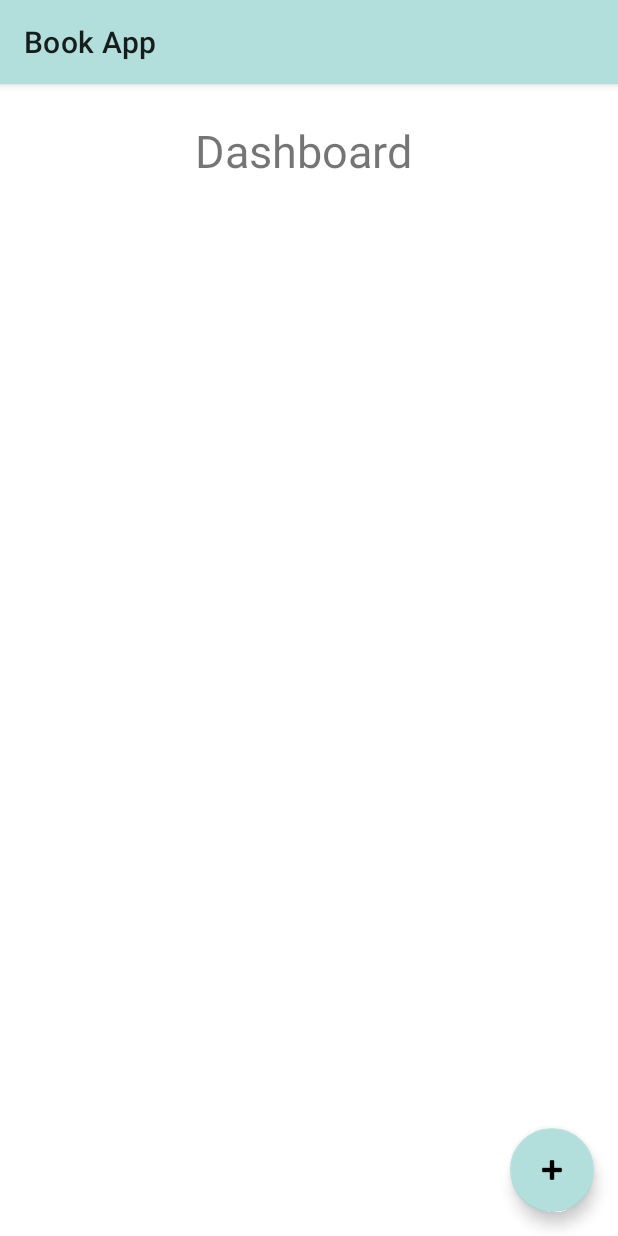
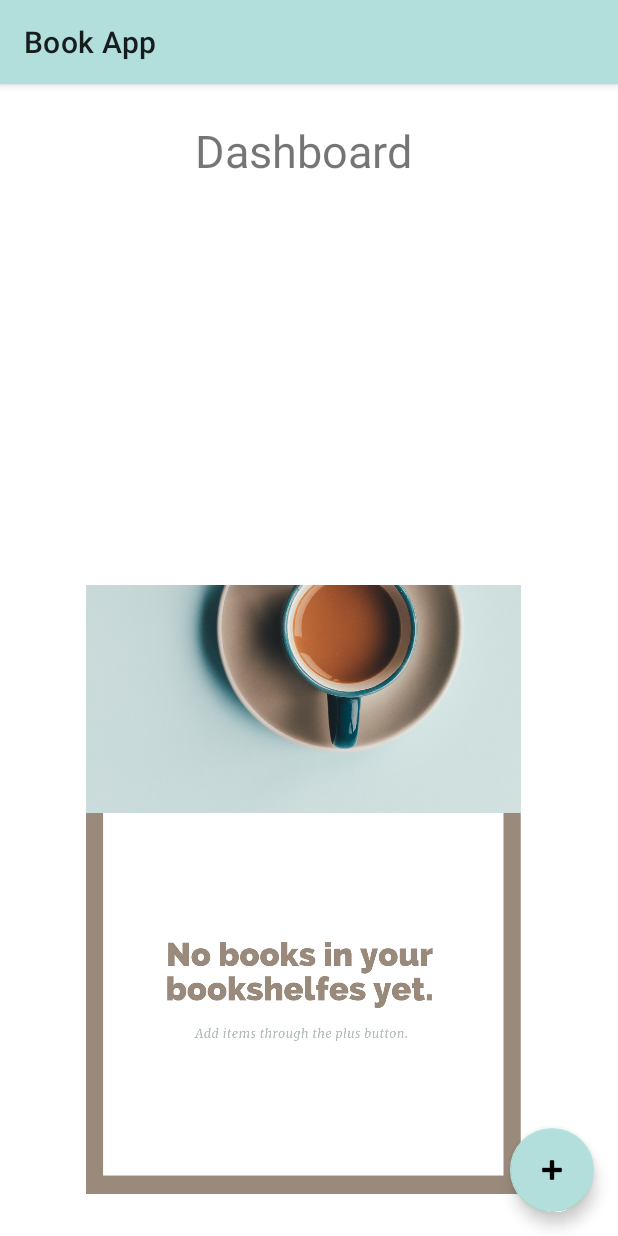
Before and after one commit to kujade/book-app, an Android app: the screen it shows after launch (MainActivity), on a phone screen of 412 x 824 dp. Run offline under Robolectric (Android 15) with nearby library versions, the phone set to English and light mode, and no system bars; our stand-ins replace Firebase (no records; nobody signed in at launch, a user with empty details on screens opened directly).

Commit message:
added empty state image

```diff
--- a/app/src/main/java/com/denisa/bookapp/dashboard/DashboardFragment.kt
+++ b/app/src/main/java/com/denisa/bookapp/dashboard/DashboardFragment.kt
@@ -23,7 +23,6 @@ class DashboardFragment : Fragment() {
 
     val TAG = this::class.java.name
 
-    // todo: create detail fragment in similar way
     override fun onCreateView(inflater: LayoutInflater, container: ViewGroup?, savedInstanceState: Bundle?): View? =
         inflater.inflate(R.layout.fragment_dashboard, container, false)
 
--- a/app/src/main/res/layout/fragment_dashboard.xml
+++ b/app/src/main/res/layout/fragment_dashboard.xml
@@ -37,6 +37,19 @@
             app:layout_constraintEnd_toEndOf="parent"
             android:layout_marginTop="24dp"/>
 
+    <ImageView
+            android:id="@+id/emptyState"
+            android:layout_width="290dp"
+            android:src="@drawable/empty"
+            android:gravity="center"
+            android:layout_height="430dp"
+            app:layout_constraintEnd_toEndOf="@+id/recycler_view"
+            android:layout_marginEnd="8dp"
+            android:layout_marginBottom="8dp"
+            app:layout_constraintBottom_toBottomOf="@+id/recycler_view"
+            app:layout_constraintStart_toStartOf="parent"
+            android:layout_marginStart="8dp"/>
+
     <com.google.android.material.floatingactionbutton.FloatingActionButton
             android:id="@+id/fabAddBook"
             android:layout_width="wrap_content"
```
Also changed, not shown: app/src/main/res/drawable/empty.png (added).
